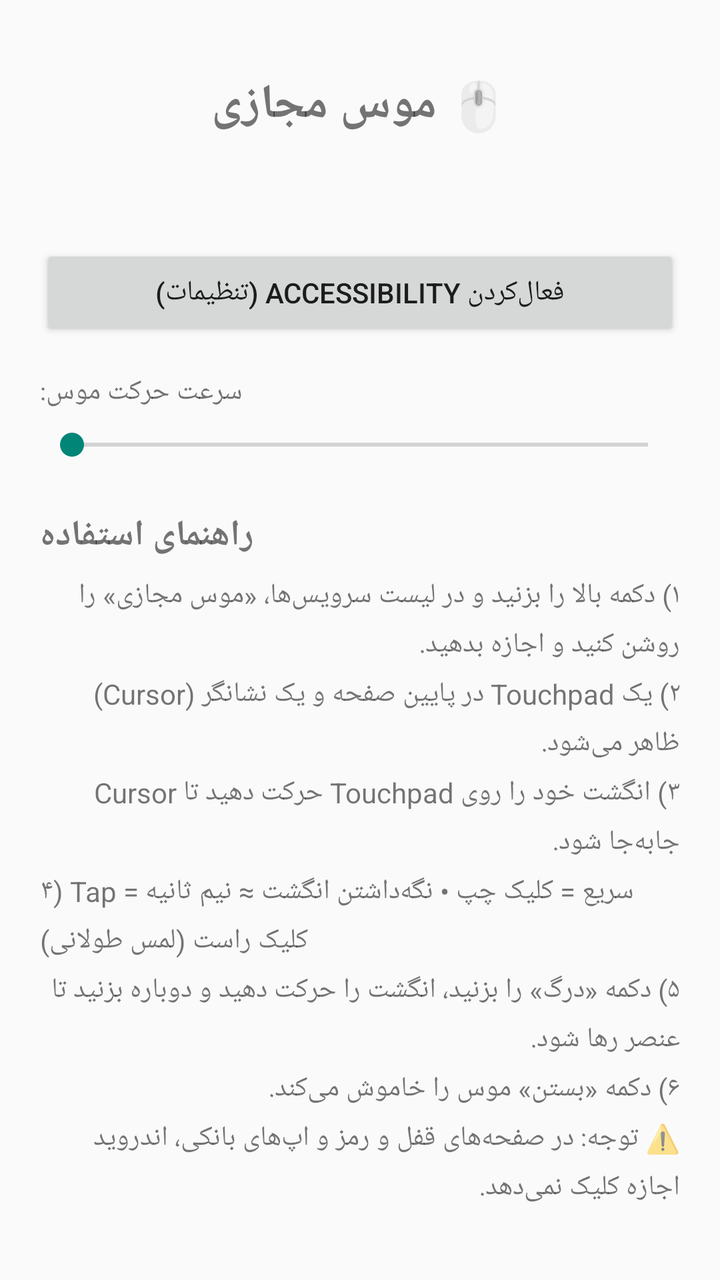
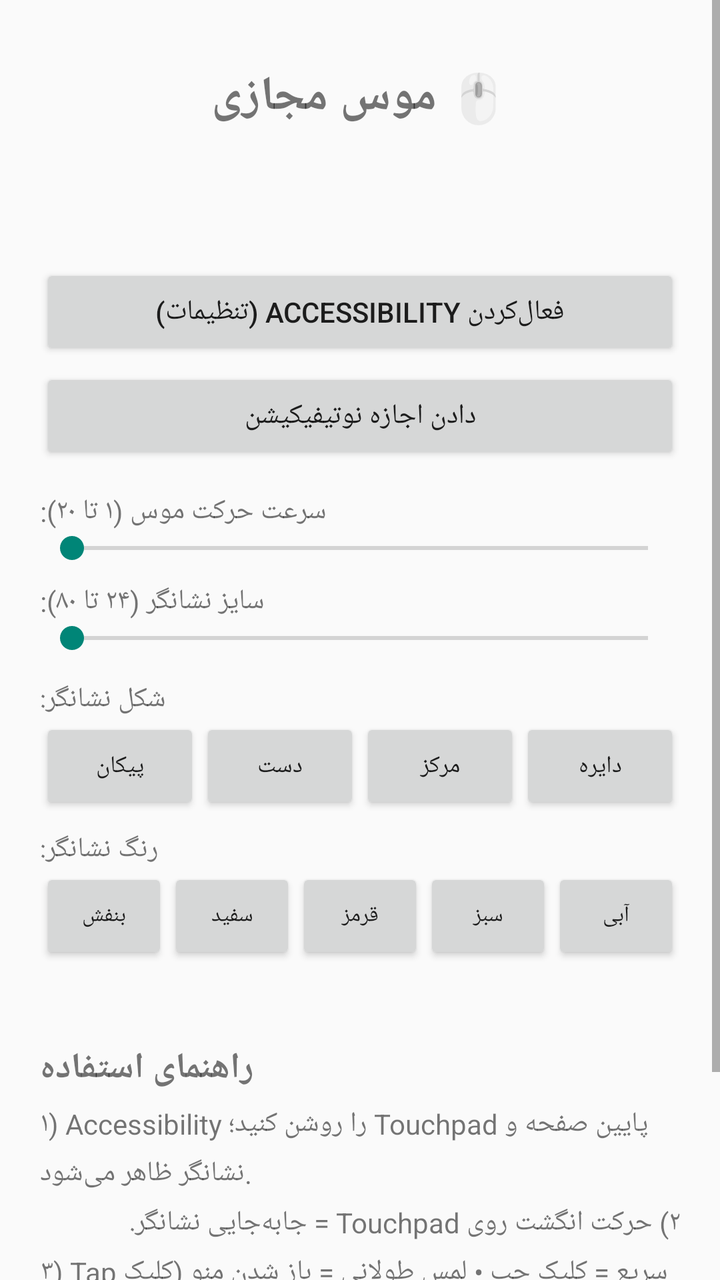

Before-and-after screenshots of an Android layout around one commit, followed by the original layout XML and the change that was made.
<!-- AndroidManifest.xml: application theme AppTheme -->
<!-- res/layout/activity_main.xml -->
<?xml version="1.0" encoding="utf-8"?>
<ScrollView xmlns:android="http://schemas.android.com/apk/res/android"
    android:layout_width="match_parent"
    android:layout_height="match_parent"
    android:fillViewport="true">

    <LinearLayout
        android:layout_width="match_parent"
        android:layout_height="wrap_content"
        android:orientation="vertical"
        android:padding="20dp">

        <TextView
            android:layout_width="wrap_content"
            android:layout_height="wrap_content"
            android:layout_gravity="center"
            android:layout_marginTop="16dp"
            android:text="@string/title"
            android:textSize="24sp"
            android:textStyle="bold" />

        <TextView
            android:id="@+id/status_text"
            android:layout_width="wrap_content"
            android:layout_height="wrap_content"
            android:layout_marginTop="16dp"
            android:textSize="16sp" />

        <Button
            android:id="@+id/btn_accessibility"
            android:layout_width="match_parent"
            android:layout_height="wrap_content"
            android:layout_marginTop="16dp"
            android:text="@string/open_accessibility" />

        <TextView
            android:id="@+id/sensitivity_label"
            android:layout_width="wrap_content"
            android:layout_height="wrap_content"
            android:layout_marginTop="16dp"
            android:text="@string/sensitivity_label" />

        <SeekBar
            android:id="@+id/sensitivity_seek"
            android:layout_width="match_parent"
            android:layout_height="wrap_content"
            android:layout_marginTop="8dp" />

        <TextView
            android:layout_width="wrap_content"
            android:layout_height="wrap_content"
            android:layout_marginTop="24dp"
            android:text="@string/guide_title"
            android:textSize="18sp"
            android:textStyle="bold" />

        <TextView
            android:layout_width="wrap_content"
            android:layout_height="wrap_content"
            android:layout_marginTop="8dp"
            android:lineSpacingMultiplier="1.3"
            android:text="@string/guide_text"
            android:textSize="14sp" />

    </LinearLayout>
</ScrollView>
<!-- resources referenced by this layout -->
<resources>
  <string name="guide_text">۱) دکمه بالا را بزنید و در لیست سرویس‌ها، «موس مجازی» را روشن کنید و اجازه بدهید.\n۲) یک Touchpad در پایین صفحه و یک نشانگر (Cursor) ظاهر می‌شود.\n۳) انگشت خود را روی Touchpad حرکت دهید تا Cursor جابه‌جا شود.\n۴) Tap سریع = کلیک چپ • نگه‌داشتن انگشت ≈ نیم ثانیه = کلیک راست (لمس طولانی)\n۵) دکمه «درگ» را بزنید، انگشت را حرکت دهید و دوباره بزنید تا عنصر رها شود.\n۶) دکمه «بستن» موس را خاموش می‌کند.\n⚠️ توجه: در صفحه‌های قفل و رمز و اپ‌های بانکی، اندروید اجازه کلیک نمی‌دهد.</string>
  <string name="guide_title">راهنمای استفاده</string>
  <string name="open_accessibility">فعال‌کردن Accessibility (تنظیمات)</string>
  <string name="sensitivity_label">سرعت حرکت موس:</string>
  <string name="title">🖱️ موس مجازی</string>
  <style name="AppTheme" parent="android:Theme.Material.Light.NoActionBar" />
</resources>

<!-- the commit's change to res/layout/activity_main.xml (unified diff, before → after) -->
@@ -14,7 +14,7 @@
             android:layout_width="wrap_content"
             android:layout_height="wrap_content"
             android:layout_gravity="center"
-            android:layout_marginTop="16dp"
+            android:layout_marginTop="12dp"
             android:text="@string/title"
             android:textSize="24sp"
             android:textStyle="bold" />
@@ -23,33 +23,161 @@
             android:id="@+id/status_text"
             android:layout_width="wrap_content"
             android:layout_height="wrap_content"
-            android:layout_marginTop="16dp"
-            android:textSize="16sp" />
+            android:layout_marginTop="12dp"
+            android:textSize="15sp" />
+
+        <TextView
+            android:id="@+id/notif_status"
+            android:layout_width="wrap_content"
+            android:layout_height="wrap_content"
+            android:layout_marginTop="4dp"
+            android:textSize="14sp" />
 
         <Button
             android:id="@+id/btn_accessibility"
             android:layout_width="match_parent"
             android:layout_height="wrap_content"
-            android:layout_marginTop="16dp"
+            android:layout_marginTop="12dp"
             android:text="@string/open_accessibility" />
+
+        <Button
+            android:id="@+id/btn_notification"
+            android:layout_width="match_parent"
+            android:layout_height="wrap_content"
+            android:layout_marginTop="4dp"
+            android:text="@string/request_notification" />
 
         <TextView
             android:id="@+id/sensitivity_label"
             android:layout_width="wrap_content"
             android:layout_height="wrap_content"
-            android:layout_marginTop="16dp"
+            android:layout_marginTop="14dp"
             android:text="@string/sensitivity_label" />
 
         <SeekBar
             android:id="@+id/sensitivity_seek"
             android:layout_width="match_parent"
+            android:layout_height="wrap_content" />
+
+        <TextView
+            android:id="@+id/size_label"
+            android:layout_width="wrap_content"
             android:layout_height="wrap_content"
-            android:layout_marginTop="8dp" />
+            android:layout_marginTop="8dp"
+            android:text="@string/size_label" />
+
+        <SeekBar
+            android:id="@+id/size_seek"
+            android:layout_width="match_parent"
+            android:layout_height="wrap_content" />
 
         <TextView
             android:layout_width="wrap_content"
             android:layout_height="wrap_content"
-            android:layout_marginTop="24dp"
+            android:layout_marginTop="12dp"
+            android:text="@string/shape_label" />
+
+        <LinearLayout
+            android:layout_width="match_parent"
+            android:layout_height="wrap_content"
+            android:orientation="horizontal">
+
+            <Button
+                android:id="@+id/shape_arrow"
+                android:layout_width="0dp"
+                android:layout_height="wrap_content"
+                android:layout_weight="1"
+                android:textSize="12sp"
+                android:text="پیکان" />
+
+            <Button
+                android:id="@+id/shape_hand"
+                android:layout_width="0dp"
+                android:layout_height="wrap_content"
+                android:layout_weight="1"
+                android:textSize="12sp"
+                android:text="دست" />
+
+            <Button
+                android:id="@+id/shape_center"
+                android:layout_width="0dp"
+                android:layout_height="wrap_content"
+                android:layout_weight="1"
+                android:textSize="12sp"
+                android:text="مرکز" />
+
+            <Button
+                android:id="@+id/shape_circle"
+                android:layout_width="0dp"
+                android:layout_height="wrap_content"
+                android:layout_weight="1"
+                android:textSize="12sp"
+                android:text="دایره" />
+        </LinearLayout>
+
+        <TextView
+            android:layout_width="wrap_content"
+            android:layout_height="wrap_content"
+            android:layout_marginTop="8dp"
+            android:text="@string/color_label" />
+
+        <LinearLayout
+            android:layout_width="match_parent"
+            android:layout_height="wrap_content"
+            android:orientation="horizontal">
+
+            <Button
+                android:id="@+id/color_purple"
+                android:layout_width="0dp"
+                android:layout_height="wrap_content"
+                android:layout_weight="1"
+                android:textSize="11sp"
+                android:text="بنفش" />
+
+            <Button
+                android:id="@+id/color_white"
+                android:layout_width="0dp"
+                android:layout_height="wrap_content"
+                android:layout_weight="1"
+                android:textSize="11sp"
+                android:text="سفید" />
+
+            <Button
+                android:id="@+id/color_red"
+                android:layout_width="0dp"
+                android:layout_height="wrap_content"
+                android:layout_weight="1"
+                android:textSize="11sp"
+                android:text="قرمز" />
+
+            <Button
+                android:id="@+id/color_green"
+                android:layout_width="0dp"
+                android:layout_height="wrap_content"
+                android:layout_weight="1"
+                android:textSize="11sp"
+                android:text="سبز" />
+
+            <Button
+                android:id="@+id/color_blue"
+                android:layout_width="0dp"
+                android:layout_height="wrap_content"
+                android:layout_weight="1"
+                android:textSize="11sp"
+                android:text="آبی" />
+        </LinearLayout>
+
+        <TextView
+            android:id="@+id/current_config"
+            android:layout_width="wrap_content"
+            android:layout_height="wrap_content"
+            android:layout_marginTop="8dp"
+            android:textSize="13sp" />
+
+        <TextView
+            android:layout_width="wrap_content"
+            android:layout_height="wrap_content"
+            android:layout_marginTop="14dp"
             android:text="@string/guide_title"
             android:textSize="18sp"
             android:textStyle="bold" />
@@ -57,7 +185,7 @@
         <TextView
             android:layout_width="wrap_content"
             android:layout_height="wrap_content"
-            android:layout_marginTop="8dp"
+            android:layout_marginTop="6dp"
             android:lineSpacingMultiplier="1.3"
             android:text="@string/guide_text"
             android:textSize="14sp" />
<!-- resource entries referenced after the edit -->
@@ -1,9 +1,13 @@
 <!-- resources referenced by this layout -->
 <resources>
-  <string name="guide_text">۱) دکمه بالا را بزنید و در لیست سرویس‌ها، «موس مجازی» را روشن کنید و اجازه بدهید.\n۲) یک Touchpad در پایین صفحه و یک نشانگر (Cursor) ظاهر می‌شود.\n۳) انگشت خود را روی Touchpad حرکت دهید تا Cursor جابه‌جا شود.\n۴) Tap سریع = کلیک چپ • نگه‌داشتن انگشت ≈ نیم ثانیه = کلیک راست (لمس طولانی)\n۵) دکمه «درگ» را بزنید، انگشت را حرکت دهید و دوباره بزنید تا عنصر رها شود.\n۶) دکمه «بستن» موس را خاموش می‌کند.\n⚠️ توجه: در صفحه‌های قفل و رمز و اپ‌های بانکی، اندروید اجازه کلیک نمی‌دهد.</string>
+  <string name="color_label">رنگ نشانگر:</string>
+  <string name="guide_text">۱) Accessibility را روشن کنید؛ Touchpad پایین صفحه و نشانگر ظاهر می‌شود.\n۲) حرکت انگشت روی Touchpad = جابه‌جایی نشانگر.\n۳) Tap سریع = کلیک چپ • لمس طولانی = باز شدن منو (کلیک چپ/راست، دابل کلیک، اسکرول، کپی، پیست، انتخاب همه).\n۴) دکمه «درگ» = درگ‌کردن؛ دوباره بزنید تا عنصر رها شود.\n۵) از نوتیفیکیشن می‌توانید موس را روشن/خاموش کنید.\n⚠️ در صفحه رمز و اپ‌های بانکی اندروید اجازه کلیک نمی‌دهد.</string>
   <string name="guide_title">راهنمای استفاده</string>
   <string name="open_accessibility">فعال‌کردن Accessibility (تنظیمات)</string>
-  <string name="sensitivity_label">سرعت حرکت موس:</string>
+  <string name="request_notification">دادن اجازه نوتیفیکیشن</string>
+  <string name="sensitivity_label">سرعت حرکت موس (۱ تا ۲۰):</string>
+  <string name="shape_label">شکل نشانگر:</string>
+  <string name="size_label">سایز نشانگر (۲۴ تا ۸۰):</string>
   <string name="title">🖱️ موس مجازی</string>
   <style name="AppTheme" parent="android:Theme.Material.Light.NoActionBar" />
 </resources>
